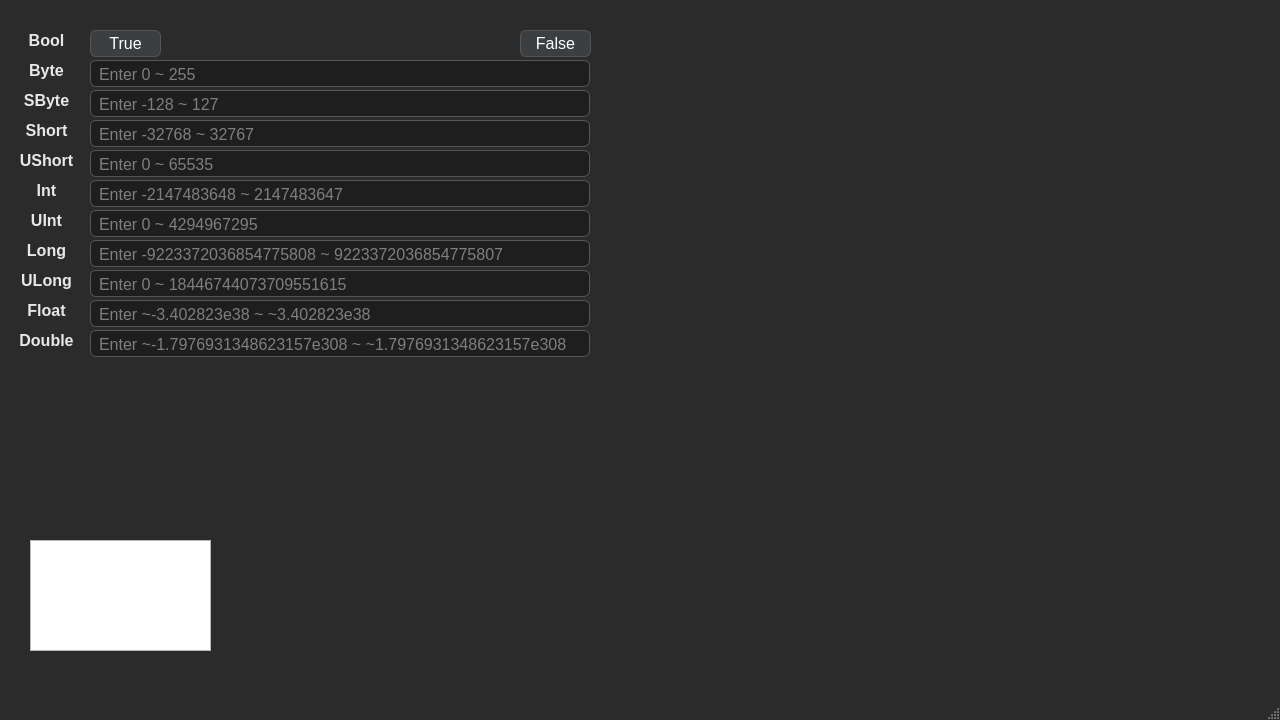
The window that aisio-gui/ui/binary_window.ui (TaiwanMiya/Ais.IO) describes before a commit, drawn with Qt 5.
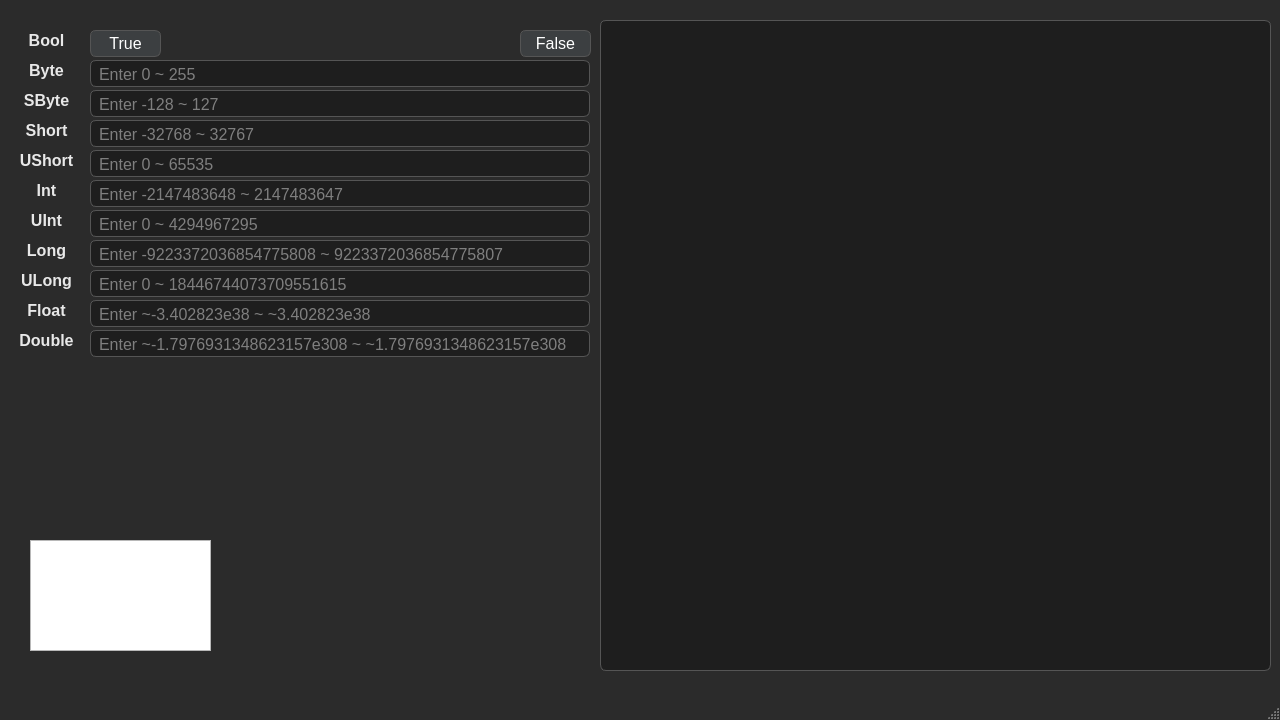
The same window after the commit.

What changed in the file:
```diff
--- a/aisio-gui/ui/binary_window.ui
+++ b/aisio-gui/ui/binary_window.ui
@@ -524,7 +524,11 @@
       <height>651</height>
      </rect>
     </property>
-    <layout class="QHBoxLayout" name="horizontalLayout"/>
+    <layout class="QHBoxLayout" name="horizontalLayout">
+     <item>
+      <widget class="QTextEdit" name="plainTextEdit"/>
+     </item>
+    </layout>
    </widget>
   </widget>
   <widget class="QMenuBar" name="menubar">
```
